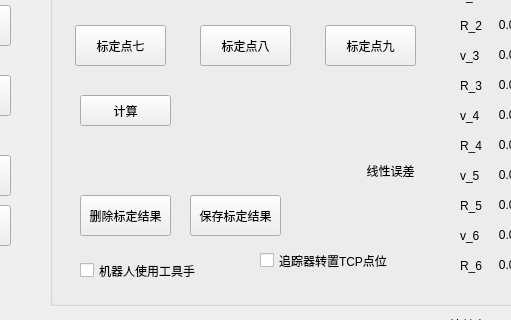
Before: the Qt Designer form src/ui/main_window.ui in h47vagary/vive_robot_calibration, drawn with Qt 5; both pictures show x 100 to 611 and y 175 to 495 of the 1182 by 775 pixel window.
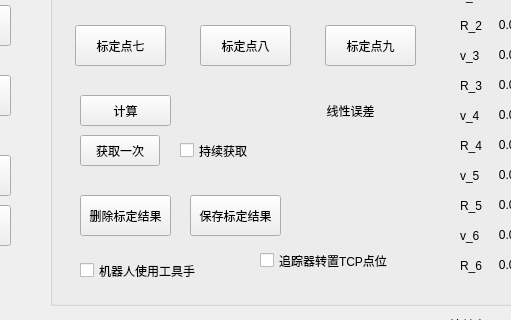
After: the same form once the commit is applied.

```diff
--- a/src/ui/main_window.ui
+++ b/src/ui/main_window.ui
@@ -1652,8 +1652,8 @@
     <widget class="QLabel" name="label_linear_error_tag">
      <property name="geometry">
       <rect>
-       <x>310</x>
-       <y>310</y>
+       <x>270</x>
+       <y>250</y>
        <width>61</width>
        <height>31</height>
       </rect>
@@ -1668,9 +1668,9 @@
     <widget class="QLabel" name="label_linear_error">
      <property name="geometry">
       <rect>
-       <x>310</x>
-       <y>350</y>
-       <width>61</width>
+       <x>230</x>
+       <y>290</y>
+       <width>151</width>
        <height>31</height>
       </rect>
      </property>
@@ -1681,6 +1681,32 @@
       <set>Qt::AlignCenter</set>
      </property>
     </widget>
+    <widget class="QCheckBox" name="checkBox_continue_get">
+     <property name="geometry">
+      <rect>
+       <x>130</x>
+       <y>290</y>
+       <width>71</width>
+       <height>31</height>
+      </rect>
+     </property>
+     <property name="text">
+      <string>持续获取</string>
+     </property>
+    </widget>
+    <widget class="QPushButton" name="pushButton_once_get">
+     <property name="geometry">
+      <rect>
+       <x>30</x>
+       <y>290</y>
+       <width>80</width>
+       <height>31</height>
+      </rect>
+     </property>
+     <property name="text">
+      <string>获取一次</string>
+     </property>
+    </widget>
    </widget>
    <widget class="QPushButton" name="pushButton_start_plackback">
     <property name="geometry">
```
